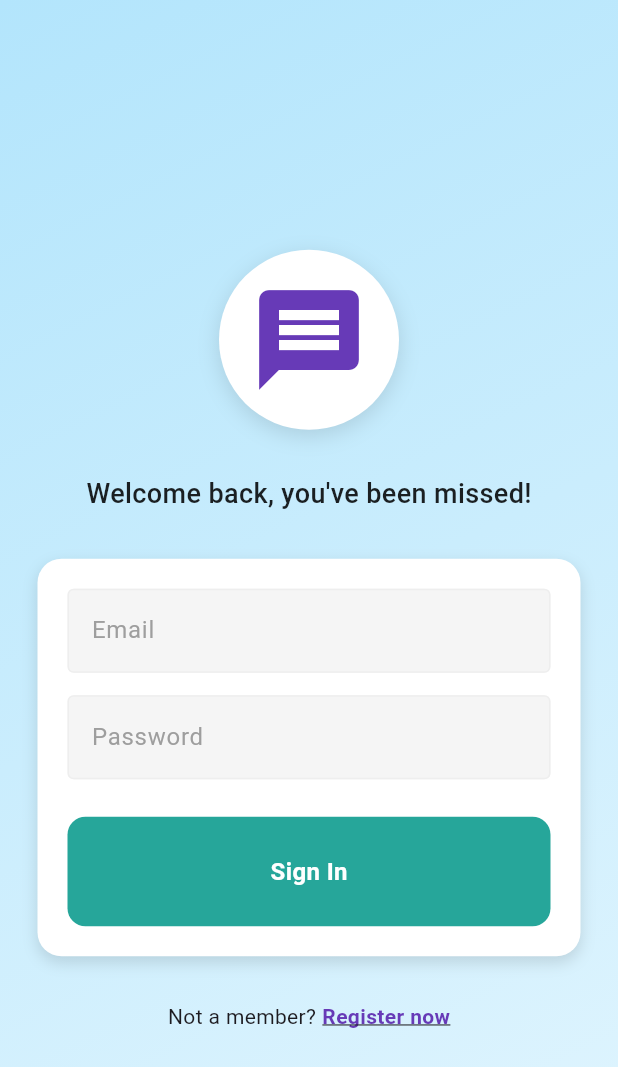
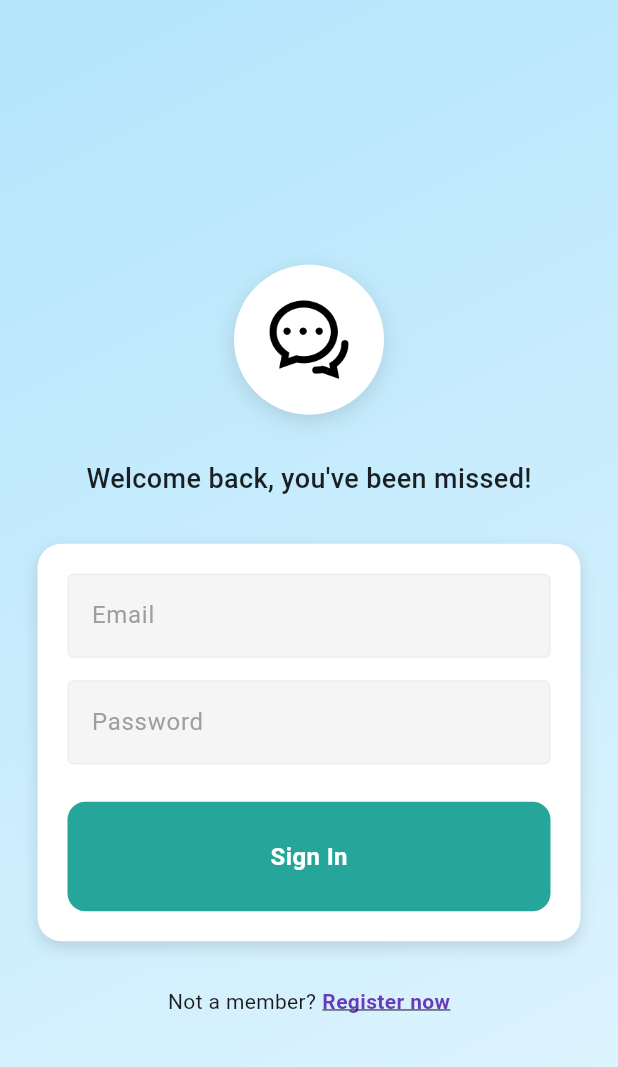
Before and after one commit to vqt0210/ChatApp, a Flutter app: the screen it shows after launch, on a phone screen of 412 x 824 dp. Shown: the top 1067 px of the screen. Run offline on Flutter 3.47's test engine with Material 3 defaults, Android fonts, the phone set to English and light mode, and no system bars; our stand-ins replace cloud_firestore, firebase_auth, firebase_core; accounts and stored records are empty.

Commit message:
Modify login_page

```diff
--- a/lib/pages/login_page.dart
+++ b/lib/pages/login_page.dart
@@ -66,10 +66,10 @@ class _LoginPageState extends State<LoginPage> {
                           ),
                         ],
                       ),
-                      child: const Icon(
-                        Icons.message,
-                        size: 80,
-                        color: Colors.deepPurple,
+                      child: Image.asset(
+                        'assets/images/chaticon.png',
+                        height: 60,
+                        width: 60,
                       ),
                     ),
 
--- a/pubspec.yaml
+++ b/pubspec.yaml
@@ -60,6 +60,8 @@ flutter:
   # included with your application, so that you can use the icons in
   # the material Icons class.
   uses-material-design: true
+  assets:
+    - assets/images/chaticon.png
 
   # To add assets to your application, add an assets section, like this:
   # assets:
```
Also changed, not shown: assets/images/chaticon.png (added).
